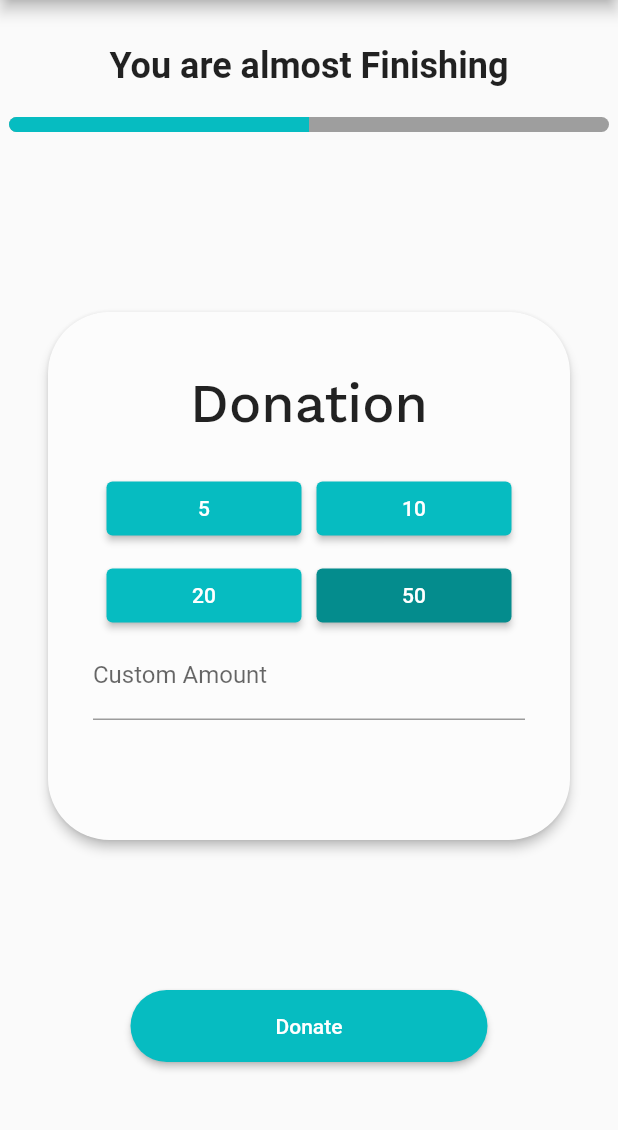
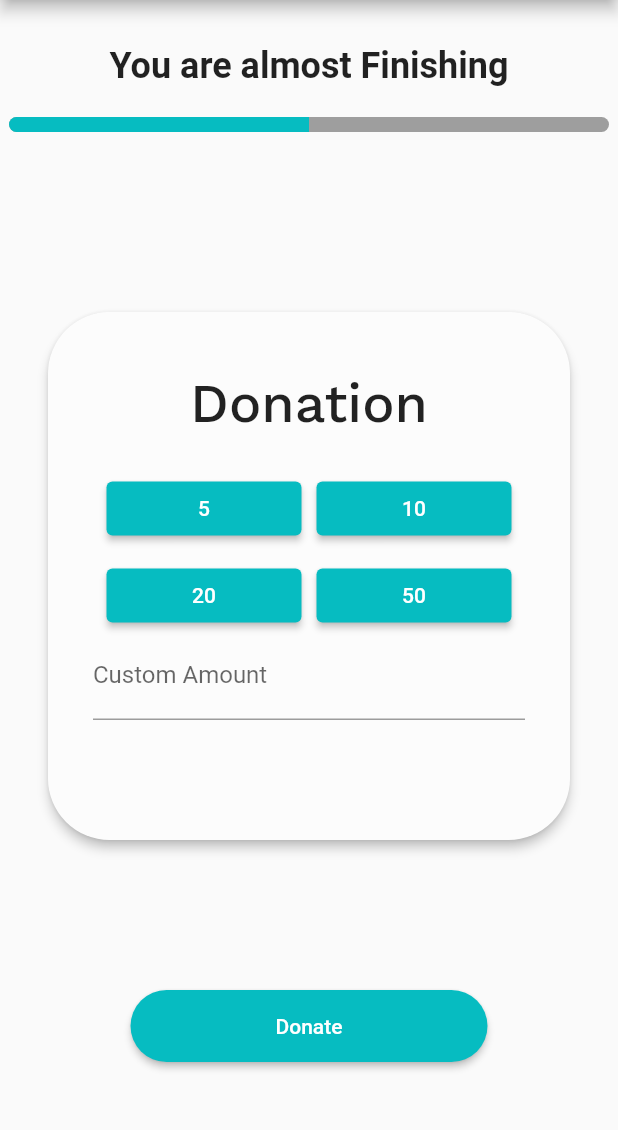
Before and after one commit to onurbue/relife, a Flutter app: the DonationPage screen opened directly, on a phone screen of 412 x 824 dp, the part 84-1214 px from its top. Run offline on Flutter 3.47's test engine with Material 2 defaults, Android fonts, the phone set to English and light mode, and no system bars; our stand-ins replace google_fonts, image_picker, jwt_decoder, shared_preferences; accounts and stored records are empty; network calls fail; Roboto replaces fonts that are missing (Arial).

Commit message:
fuck this

```diff
--- a/lib/views/Donation/donation.dart
+++ b/lib/views/Donation/donation.dart
@@ -108,7 +108,6 @@ class DonationPage extends StatelessWidget {
 }
 
 Widget customDonationButton(int amount) {
-  if (amount != 50) {
   return SizedBox(
     width: 130,
     child: ElevatedButton(
@@ -120,19 +119,17 @@ Widget customDonationButton(int amount) {
         },
         child: Text(amount.toString())),
   );
-  } else {
-    return SizedBox(
-      width: 130,
-      child: ElevatedButton(
-          style: ElevatedButton.styleFrom(
-            backgroundColor: const Color.fromRGBO(4, 140, 141, 100),
-          ),
-          onPressed: () {
-            print(amount);
-          },
-          child: Text(amount.toString())),
-    );
-  }
+  //   return SizedBox(
+  //     width: 130,
+  //     child: ElevatedButton(
+  //         style: ElevatedButton.styleFrom(
+  //           backgroundColor: const Color.fromRGBO(4, 140, 141, 100),
+  //         ),
+  //         onPressed: () {
+  //           print(amount);
+  //         },
+  //         child: Text(amount.toString())),
+  //   );
 }
 
 String customAppText() {
--- a/lib/views/HomePage/homepage.dart
+++ b/lib/views/HomePage/homepage.dart
@@ -1,7 +1,4 @@
-import 'dart:convert';
-
 import 'package:flutter/material.dart';
-import 'package:google_fonts/google_fonts.dart';
 import 'package:relife/data/missions.dart';
 import 'package:relife/models/mission.dart';
 import 'package:relife/utils/constants.dart';
@@ -18,7 +15,7 @@ class HomePage extends StatefulWidget {
 }
 
 class _HomePageState extends State<HomePage> {
-  //variables
+  // variables
   late Future<List<Mission>> _missions;
 
   @override
--- a/lib/views/Mission/mission.dart
+++ b/lib/views/Mission/mission.dart
@@ -20,6 +20,7 @@ class MissionPage extends StatefulWidget {
   int isLimited;
 
   MissionPage({
+    super.key,
     required this.missionId,
     required this.title,
     required this.description,
--- a/lib/views/start.dart
+++ b/lib/views/start.dart
@@ -27,6 +27,7 @@ class _InitialPageState extends State<InitialPage> {
     return Scaffold(
       body: _telas[_pageIndex],
       bottomNavigationBar: BottomNavigationBar(
+        selectedItemColor: primaryColor,
         currentIndex: _pageIndex,
         onTap: onTabTapped,
         items: const [
```
Lines whose indentation alone changed are shown as unchanged.
